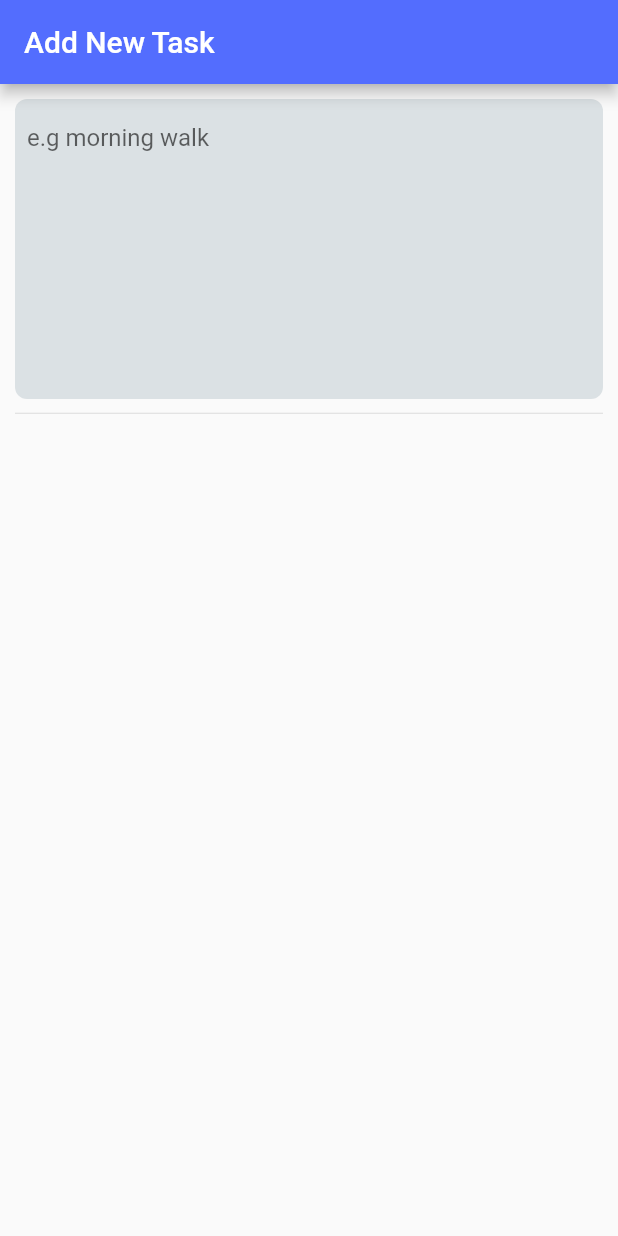
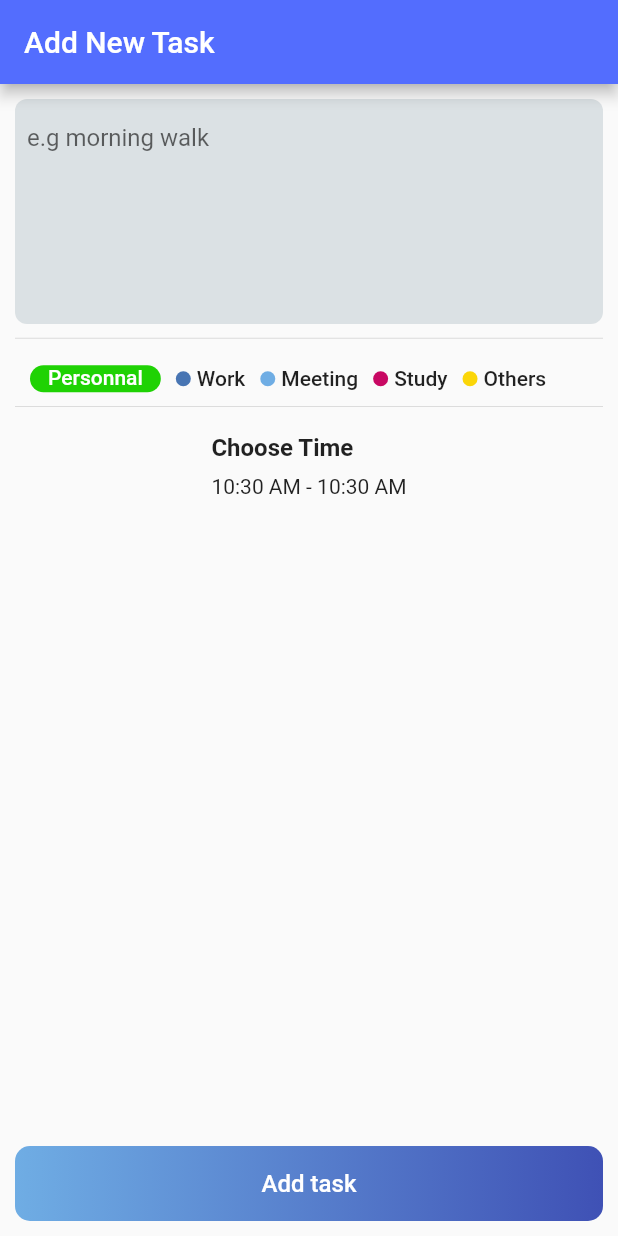
Before and after one commit to Ayushtytripatha/todo, a Flutter app: the AddNewTask screen opened directly, on a phone screen of 412 x 824 dp. Run offline on Flutter 3.47's test engine with Material 2 defaults, Android fonts, the phone set to English and light mode, and no system bars; our stand-ins replace animated_bottom_navigation_bar, equatable, flutter_bloc, flutter_icons, flutter_local_notifications, fluttertoast and 2 more.

Commit message:
t5
add new page is ready

```diff
--- a/lib/features/Presentation/pages/add_new_task_page.dart
+++ b/lib/features/Presentation/pages/add_new_task_page.dart
@@ -1,4 +1,11 @@
 import 'package:flutter/material.dart';
+import 'package:flutter_bloc/flutter_bloc.dart';
+import 'package:intl/intl.dart';
+import 'package:todo/features/Presentation/cubit/task_cubit.dart';
+import 'package:todo/features/Presentation/widgets/common.dart';
+import 'package:todo/features/Presentation/widgets/theme/style.dart';
+import 'package:todo/features/domain/entities/task_entity.dart';
+import 'package:fluttertoast/fluttertoast.dart';
 
 class AddNewTask extends StatefulWidget {
   const AddNewTask({Key key}) : super(key: key);
@@ -8,6 +15,8 @@ class AddNewTask extends StatefulWidget {
 }
 
 class _AddNewTaskState extends State<AddNewTask> {
+  int _selectedTaskTypeIndex = 0;
+  DateTime _selectedTime = DateTime.now();
   TextEditingController _texttextController = TextEditingController();
   void dispose() {
     _texttextController.dispose();
@@ -23,14 +32,21 @@ class _AddNewTaskState extends State<AddNewTask> {
         body: Padding(
           padding: const EdgeInsets.all(10.0),
           child: Column(
-            children: [_addNewTaskWidget(), _divider()],
+            children: [
+              _addNewTaskWidget(),
+              _divider(),
+              _taskTypeWidget(),
+              _divider(),
+              _chooseTimeWidget(),
+              _addTaskButtonWidget(),
+            ],
           ),
         ));
   }
 
   _addNewTaskWidget() {
     return Container(
-      height: 200,
+      height: 150,
       padding: EdgeInsets.symmetric(horizontal: 8, vertical: 4),
       decoration: BoxDecoration(
           borderRadius: BorderRadius.all(Radius.circular(8)),
@@ -61,4 +77,163 @@ class _AddNewTaskState extends State<AddNewTask> {
       ],
     );
   }
+
+  _taskTypeWidget() {
+    return Container(
+      height: 18,
+      child: ListView(
+        scrollDirection: Axis.horizontal,
+        children: taskTYpeList.map((name) {
+          var index = taskTYpeList.indexOf(name);
+
+          return GestureDetector(
+            onTap: () {
+              setState(() {
+                _selectedTaskTypeIndex = index;
+              });
+            },
+            child: _selectedTaskTypeIndex == index
+                ? Container(
+                    padding: EdgeInsets.only(left: 10),
+                    child: Container(
+                      padding: EdgeInsets.symmetric(horizontal: 12),
+                      decoration: BoxDecoration(
+                        borderRadius: BorderRadius.all(Radius.circular(10)),
+                        color: taskTypeColor[index],
+                      ),
+                      child: Text(
+                        name,
+                        style: TextStyle(
+                            color: Colors.white,
+                            fontSize: 14,
+                            fontWeight: FontWeight.w500),
+                      ),
+                    ),
+                  )
+                : Container(
+                    padding: EdgeInsets.only(left: 10),
+                    child: Row(
+                      children: [
+                        Container(
+                          height: 10,
+                          width: 10,
+                          decoration: BoxDecoration(
+                            borderRadius: BorderRadius.all(Radius.circular(10)),
+                            color: taskTypeColor[index],
+                          ),
+                        ),
+                        SizedBox(
+                          width: 4,
+                        ),
+                        Text(
+                          name,
+                          style: TextStyle(
+                              fontSize: 14, fontWeight: FontWeight.w500),
+                        ),
+                      ],
+                    ),
+                  ),
+          );
+        }).toList(),
+      ),
+    );
+  }
+
+  Future<Null> _selectTime() async {
+    final TimeOfDay picked_s = await showTimePicker(
+        context: context,
+        initialTime: TimeOfDay.now(),
+        builder: (BuildContext context, Widget child) {
+          return MediaQuery(
+            data: MediaQuery.of(context).copyWith(alwaysUse24HourFormat: false),
+            child: child,
+          );
+        });
+
+    if (picked_s != null &&
+        picked_s !=
+            TimeOfDay(hour: _selectedTime.hour, minute: _selectedTime.minute))
+      setState(() {
+        _selectedTime = DateTime(_selectedTime.year, _selectedTime.month,
+            _selectedTime.day, picked_s.hour, picked_s.minute);
+      });
+  }
+
+  _chooseTimeWidget() {
+    return GestureDetector(
+      onTap: () {
+        _selectTime();
+      },
+      child: Column(
+        crossAxisAlignment: CrossAxisAlignment.start,
+        children: [
+          Text(
+            "Choose Time",
+            style: TextStyle(fontSize: 16, fontWeight: FontWeight.w600),
+          ),
+          SizedBox(
+            height: 8,
+          ),
+          Text(
+              "${DateFormat("hh:mm a").format(DateTime.now())} - ${DateFormat("hh:mm a").format(_selectedTime)}"),
+        ],
+      ),
+    );
+  }
+
+  _addTaskButtonWidget() {
+    return Expanded(
+      child: GestureDetector(
+        onTap: submitNewTask,
+        child: Align(
+          alignment: Alignment.bottomCenter,
+          child: Container(
+            height: 50,
+            alignment: Alignment.center,
+            width: double.infinity,
+            decoration: BoxDecoration(
+              borderRadius: BorderRadius.all(Radius.circular(10)),
+              gradient: LinearGradient(colors: [
+                Colors.indigo,
+                color6FADE4,
+              ], end: Alignment.topLeft, begin: Alignment.topRight),
+            ),
+            child: Text(
+              "Add task",
+              style: TextStyle(
+                  color: Colors.white,
+                  fontSize: 16,
+                  fontWeight: FontWeight.w500),
+            ),
+          ),
+        ),
+      ),
+    );
+  }
+
+  void submitNewTask() {
+    if (_texttextController.text.isEmpty) {
+      return;
+    }
+    BlocProvider.of<TaskCubit>(context).addNewTask(
+        task: TaskEntity(
+      title: _texttextController.text,
+      tasktype: taskTYpeList[_selectedTaskTypeIndex],
+      isNotification: false,
+      isCompleteTask: false,
+      colorIndex: _selectedTaskTypeIndex,
+      time: _selectedTime.toString(),
+    ));
+    Future.delayed(Duration(seconds: 1), () {
+      Navigator.pop(context);
+      Fluttertoast.showToast(
+          msg: "New Task Added Successfully",
+          toastLength: Toast.LENGTH_LONG,
+          gravity: ToastGravity.BOTTOM,
+          timeInSecForIosWeb: 1,
+          backgroundColor: Colors.blue,
+          textColor: Colors.white,
+          fontSize: 16.0);
+    });
+  }
 }
--- a/lib/features/data/models/task_model.dart
+++ b/lib/features/data/models/task_model.dart
@@ -6,7 +6,7 @@ class TaskModel extends TaskEntity {
   TaskModel({
     int id,
     final String title,
-    final String colorIndex,
+    final int colorIndex,
     final String time,
     final bool isNotification,
     final bool isCompleteTask,
--- a/lib/features/domain/entities/task_entity.dart
+++ b/lib/features/domain/entities/task_entity.dart
@@ -1,7 +1,7 @@
 class TaskEntity {
   int id;
   final String title;
-  final String colorIndex;
+  final int colorIndex;
   final String time;
   final bool isNotification;
   final bool isCompleteTask;
--- a/pubspec.yaml
+++ b/pubspec.yaml
@@ -38,7 +38,7 @@ dependencies:
   awesome_dialog: ^2.0.0
   popup_menu: ^1.0.5
   flutter_local_notifications: ^5.0.0+4
-
+  fluttertoast: ^8.0.8
 
 
 
```
Also changed, not shown: pubspec.lock.
